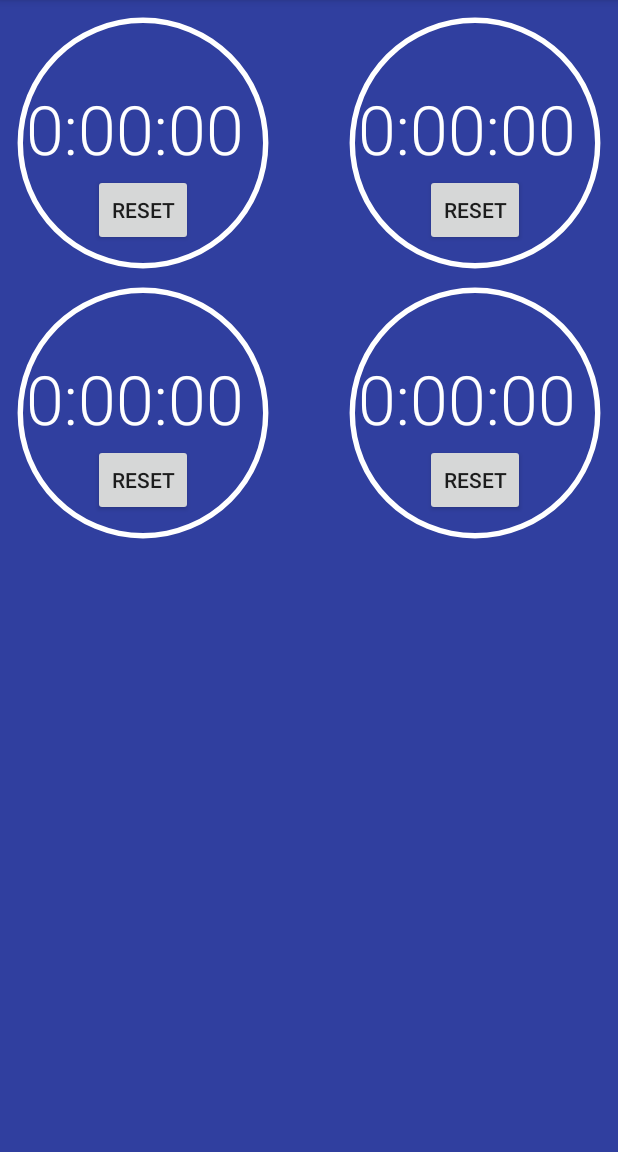
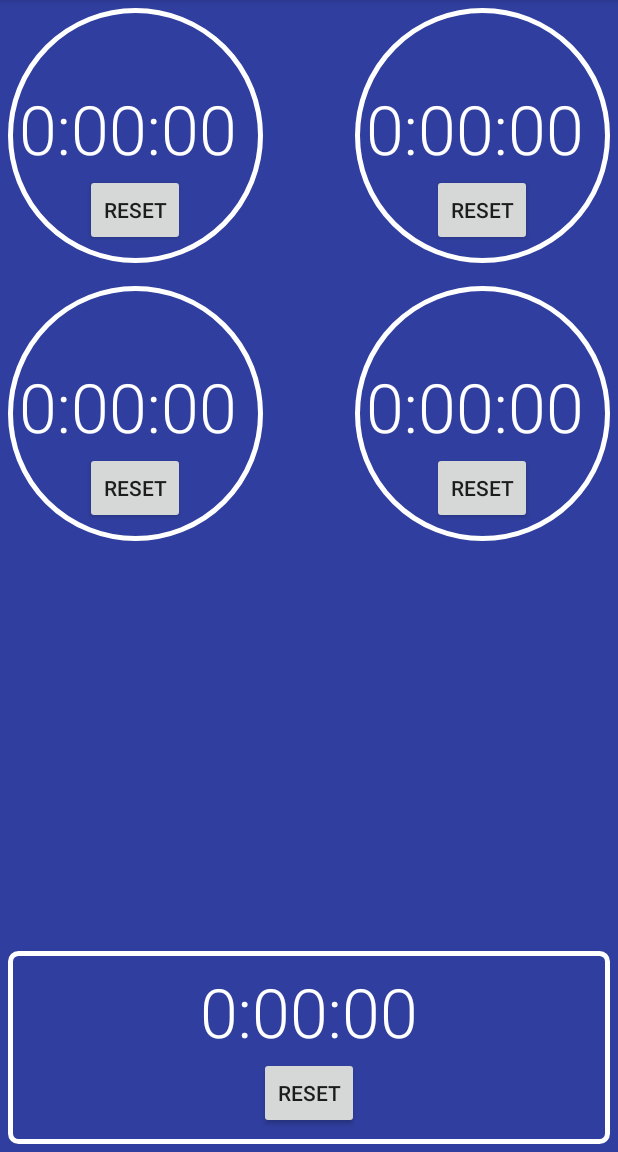
Before and after one commit to jallier/KitchenTimer, an Android app: the screen it shows after launch (MainActivity), on a phone screen of 412 x 824 dp, the part 84-1236 px from its top. Run offline under Robolectric (Android 15) with nearby library versions, the phone set to English and light mode, and no system bars; our stand-ins replace EventBus; 1 statement that could not run was skipped.

Commit message:
Added timer to represent oven. Switched back to linearlayouts. Cleaned code slightly

```diff
--- a/app/src/main/java/com/jallier/kitchentimer/MainActivity.java
+++ b/app/src/main/java/com/jallier/kitchentimer/MainActivity.java
@@ -19,17 +19,14 @@ import org.greenrobot.eventbus.ThreadMode;
 
 public class MainActivity extends AppCompatActivity {
     private final String LOGTAG = getClass().getSimpleName();
-    private final String INTENT_FILTER_TIMERS = "com.jallier.kitchentimer" + ".timers";
-    private final String INTENT_EXTRA_TIMER0 = "com.jallier.kitchentimer" + ".timer0";
-    private final String INTENT_EXTRA_TIMER1 = "com.jallier.kitchentimer" + ".timer1";
-    private final String INTENT_EXTRA_TIMER2 = "com.jallier.kitchentimer" + ".timer2";
-    private final String INTENT_EXTRA_TIMER3 = "com.jallier.kitchentimer" + ".timer3";
-    private final int NOTIFICATION_ID = 548236;
+    public final static String INTENT_EXTRA_TIMER0 = "com.jallier.kitchentimer" + ".timer0";
+    public final static String INTENT_EXTRA_TIMER1 = "com.jallier.kitchentimer" + ".timer1";
+    public final static String INTENT_EXTRA_TIMER2 = "com.jallier.kitchentimer" + ".timer2";
+    public final static String INTENT_EXTRA_TIMER3 = "com.jallier.kitchentimer" + ".timer3";
+    public final static String INTENT_EXTRA_TIMER4 = "com.jallier.kitchentimer" + ".timer4";
+    public final static int NOTIFICATION_ID = 548236;
 
-    private TextView timer0;
-    private TextView timer1;
-    private TextView timer2;
-    private TextView timer3;
+    private TextView timer0, timer1, timer2, timer3, timer4;
     private MainFragment mainFragment;
     private svTimerService myService;
     private Intent serviceIntent;
@@ -80,6 +77,7 @@ public class MainActivity extends AppCompatActivity {
         timer1 = (TextView) findViewById(R.id.svTimer1);
         timer2 = (TextView) findViewById(R.id.svTimer2);
         timer3 = (TextView) findViewById(R.id.svTimer3);
+        timer4 = (TextView) findViewById(R.id.svTimer4);
 
         EventBus.getDefault().register(this);
 
@@ -152,6 +150,9 @@ public class MainActivity extends AppCompatActivity {
             case R.id.svBtnReset3:
                 myService.resetTimer(3);
                 break;
+            case R.id.svBtnReset4:
+                myService.resetTimer(4);
+                break;
         }
     }
 
@@ -162,5 +163,6 @@ public class MainActivity extends AppCompatActivity {
         timer1.setText(event.getState(INTENT_EXTRA_TIMER1));
         timer2.setText(event.getState(INTENT_EXTRA_TIMER2));
         timer3.setText(event.getState(INTENT_EXTRA_TIMER3));
+        timer4.setText(event.getState(INTENT_EXTRA_TIMER4));
     }
 }
--- a/app/src/main/java/com/jallier/kitchentimer/svTimerService.java
+++ b/app/src/main/java/com/jallier/kitchentimer/svTimerService.java
@@ -19,12 +19,6 @@ import java.util.concurrent.TimeUnit;
 
 public class svTimerService extends Service {
     private final String LOGTAG = getClass().getSimpleName();
-    private final String INTENT_FILTER_TIMERS = "com.jallier.kitchentimer" + ".timers";
-    private final String INTENT_EXTRA_TIMER0 = "com.jallier.kitchentimer" + ".timer0";
-    private final String INTENT_EXTRA_TIMER1 = "com.jallier.kitchentimer" + ".timer1";
-    private final String INTENT_EXTRA_TIMER2 = "com.jallier.kitchentimer" + ".timer2";
-    private final String INTENT_EXTRA_TIMER3 = "com.jallier.kitchentimer" + ".timer3";
-    private final int NOTIFICATION_ID = 548236;
     private final IBinder myBinder = new MyBinder();
 
     private Stopwatch[] stopwatches;
@@ -53,7 +47,7 @@ public class svTimerService extends Service {
     @Override
     public boolean onUnbind(Intent intent) {
         if (numberOfTimersRunning() != 0) {
-            startForeground(NOTIFICATION_ID, raiseNotification(true));
+            startForeground(MainActivity.NOTIFICATION_ID, raiseNotification(true));
         }
         serviceBound = false;
 
@@ -73,6 +67,7 @@ public class svTimerService extends Service {
         super.onCreate();
         Log.d(LOGTAG, "Service created");
         stopwatches = new Stopwatch[]{
+                new Stopwatch(),
                 new Stopwatch(),
                 new Stopwatch(),
                 new Stopwatch(),
@@ -97,15 +92,16 @@ public class svTimerService extends Service {
 
     private void postEventToActivity(String[] timerValues) {
         TimerTickEvent event = new TimerTickEvent();
-        event.addState(INTENT_EXTRA_TIMER0, timerValues[0]);
-        event.addState(INTENT_EXTRA_TIMER1, timerValues[1]);
-        event.addState(INTENT_EXTRA_TIMER2, timerValues[2]);
-        event.addState(INTENT_EXTRA_TIMER3, timerValues[3]);
+        event.addState(MainActivity.INTENT_EXTRA_TIMER0, timerValues[0]);
+        event.addState(MainActivity.INTENT_EXTRA_TIMER1, timerValues[1]);
+        event.addState(MainActivity.INTENT_EXTRA_TIMER2, timerValues[2]);
+        event.addState(MainActivity.INTENT_EXTRA_TIMER3, timerValues[3]);
+        event.addState(MainActivity.INTENT_EXTRA_TIMER4, timerValues[4]);
         EventBus.getDefault().post(event);
     }
 
     public TimerState[] getTimerStates() {
-        TimerState[] states = new TimerState[4];
+        TimerState[] states = new TimerState[stopwatches.length];
         int i = 0;
         for (Stopwatch stopwatch : stopwatches) {
             states[i] = stopwatch.getState();
@@ -127,6 +123,9 @@ public class svTimerService extends Service {
                 break;
             case R.id.svTimer3:
                 stopwatches[3].run();
+                break;
+            case R.id.svTimer4:
+                stopwatches[4].run();
                 break;
         }
         if (!executorRunning) {
@@ -212,6 +211,9 @@ public class svTimerService extends Service {
             case 3:
                 stopwatches[3].reset();
                 break;
+            case 4:
+                stopwatches[4].reset();
+                break;
         }
         //Check if any timers are running before stopping the handler
         if (numberOfTimersRunning() < 1) {
@@ -232,7 +234,7 @@ public class svTimerService extends Service {
     }
 
     public void updateTimers() {
-        String[] elapsedTimeValues = new String[4];
+        String[] elapsedTimeValues = new String[stopwatches.length];
         int i = 0;
         for (Stopwatch stopwatch : stopwatches) {
             elapsedTimeValues[i] = stopwatch.getStringElapsedTime();
@@ -280,7 +282,7 @@ public class svTimerService extends Service {
         notifContent = notifContent.trim(); //Remove last newline char
         big.bigText(notifContent);
         notifBuilder.setStyle(big);
-        mgr.notify(NOTIFICATION_ID, notifBuilder.build());
+        mgr.notify(MainActivity.NOTIFICATION_ID, notifBuilder.build());
 
         if (startInForeground) {
             return notifBuilder.build();
--- a/app/src/main/res/drawable/simple_circle.xml
+++ b/app/src/main/res/drawable/simple_circle.xml
@@ -1,8 +1,10 @@
 <?xml version="1.0" encoding="utf-8"?>
 <shape xmlns:android="http://schemas.android.com/apk/res/android"
-    android:innerRadius="80dp"
-    android:shape="ring"
-    android:thicknessRatio="50"
-    android:useLevel="false" >
-    <solid android:color="@android:color/background_light" />
+       android:innerRadius="0dp"
+       android:shape="ring"
+       android:thicknessRatio="2"
+       android:useLevel="false" >
+    <stroke
+        android:width="3dp"
+        android:color="@android:color/background_light" />
 </shape>
--- /dev/null
+++ b/app/src/main/res/drawable/simple_rounded_square.xml
@@ -0,0 +1,6 @@
+<?xml version="1.0" encoding="utf-8"?>
+<shape xmlns:android="http://schemas.android.com/apk/res/android"
+       android:shape="rectangle">
+    <corners android:radius="5dp"/>
+    <stroke android:width="3dp" android:color="@android:color/background_light"/>
+</shape>
--- a/app/src/main/res/layout/fragment_main.xml
+++ b/app/src/main/res/layout/fragment_main.xml
@@ -11,15 +11,16 @@
     android:paddingBottom="@dimen/activity_vertical_margin"
     android:paddingRight="@dimen/activity_vertical_margin">
 
-    <RelativeLayout
+    <LinearLayout
+        android:orientation="vertical"
         android:layout_width="wrap_content"
         android:layout_height="wrap_content"
         android:layout_alignParentTop="true"
         android:layout_alignParentLeft="true"
         android:layout_alignParentStart="false"
         android:background="@drawable/simple_circle"
-        android:minHeight="180dp"
-        android:minWidth="180dp"
+        android:minHeight="170dp"
+        android:minWidth="170dp"
         android:id="@+id/relativeLayout">
 
         <TextView
@@ -34,7 +35,6 @@
             android:fontFamily="sans-serif-light"
             android:textSize="45sp"
             android:layout_marginTop="50dp"
-            android:layout_centerHorizontal="true"
             android:paddingRight="10dp" />
 
         <Button
@@ -45,16 +45,16 @@
             android:id="@+id/svBtnReset0"
             android:layout_gravity="center"
             android:onClick="resetSvTimer"
-            android:layout_below="@+id/svTimer0"
-            android:layout_centerHorizontal="true" />
-    </RelativeLayout>
+            />
+    </LinearLayout>
 
-    <RelativeLayout
+    <LinearLayout
+        android:orientation="vertical"
         android:layout_width="wrap_content"
         android:layout_height="wrap_content"
         android:background="@drawable/simple_circle"
-        android:minHeight="180dp"
-        android:minWidth="180dp"
+        android:minHeight="170dp"
+        android:minWidth="170dp"
         android:layout_alignParentTop="true"
         android:layout_alignParentEnd="false"
         android:layout_alignParentRight="true"
@@ -86,16 +86,19 @@
             android:layout_below="@+id/svTimer1"
             android:layout_centerHorizontal="true" />
 
-    </RelativeLayout>
+    </LinearLayout>
 
-    <RelativeLayout
+    <LinearLayout
+        android:orientation="vertical"
         android:layout_width="wrap_content"
         android:layout_height="wrap_content"
         android:background="@drawable/simple_circle"
-        android:minHeight="180dp"
-        android:minWidth="180dp"
+        android:minHeight="170dp"
+        android:minWidth="170dp"
         android:layout_alignParentStart="true"
-        android:layout_below="@+id/relativeLayout">
+        android:layout_below="@+id/relativeLayout"
+        android:id="@+id/relativeLayout2"
+        android:layout_marginTop="15dp">
 
         <TextView
             android:layout_width="wrap_content"
@@ -122,17 +125,19 @@
             android:onClick="resetSvTimer"
             android:layout_below="@+id/svTimer2"
             android:layout_centerHorizontal="true" />
-    </RelativeLayout>
+    </LinearLayout>
 
-    <RelativeLayout
+    <LinearLayout
+        android:orientation="vertical"
         android:layout_width="wrap_content"
         android:layout_height="wrap_content"
         android:background="@drawable/simple_circle"
-        android:minHeight="180dp"
-        android:minWidth="180dp"
+        android:minHeight="170dp"
+        android:minWidth="170dp"
         android:layout_alignParentStart="false"
         android:layout_below="@+id/relativeLayout"
-        android:layout_alignParentEnd="true">
+        android:layout_alignParentEnd="true"
+        android:layout_marginTop="15dp">
 
         <TextView
             android:layout_width="wrap_content"
@@ -159,7 +164,39 @@
             android:onClick="resetSvTimer"
             android:layout_below="@+id/svTimer3"
             android:layout_centerHorizontal="true" />
-    </RelativeLayout>
+    </LinearLayout>
+
+    <LinearLayout
+        android:orientation="vertical"
+        android:layout_width="match_parent"
+        android:layout_height="wrap_content"
+        android:background="@drawable/simple_rounded_square"
+        android:layout_alignParentBottom="true"
+        android:layout_alignParentStart="true">
+
+        <TextView
+            android:layout_width="wrap_content"
+            android:layout_height="wrap_content"
+            android:textAppearance="?android:attr/textAppearanceLarge"
+            android:text="@string/timerDefaultValue"
+            android:id="@+id/svTimer4"
+            android:textColor="@android:color/primary_text_dark"
+            android:onClick="svTimerStateChanged"
+            android:layout_gravity="center_horizontal"
+            android:fontFamily="sans-serif-light"
+            android:textSize="45sp"
+            android:layout_marginTop="10dp"/>
+
+        <Button
+            style="?android:attr/buttonStyleSmall"
+            android:layout_width="wrap_content"
+            android:layout_height="wrap_content"
+            android:text="@string/reset"
+            android:id="@+id/svBtnReset4"
+            android:layout_gravity="center"
+            android:onClick="resetSvTimer"
+            android:layout_marginBottom="10dp"/>
+    </LinearLayout>
 
 
 </RelativeLayout>
```
